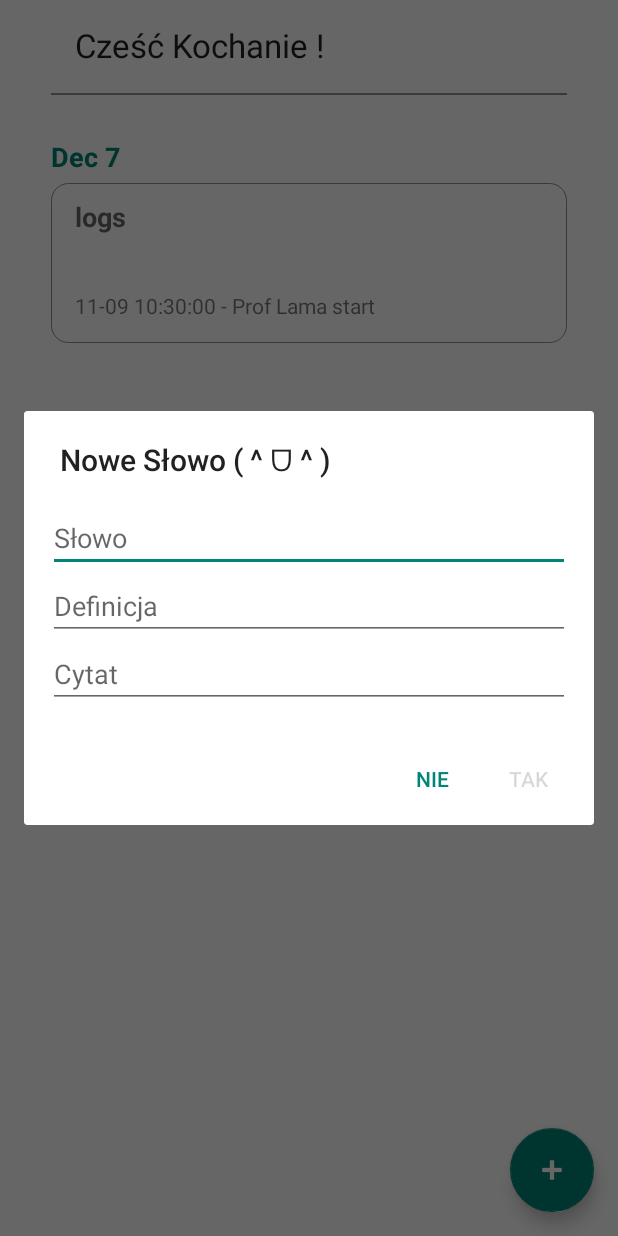
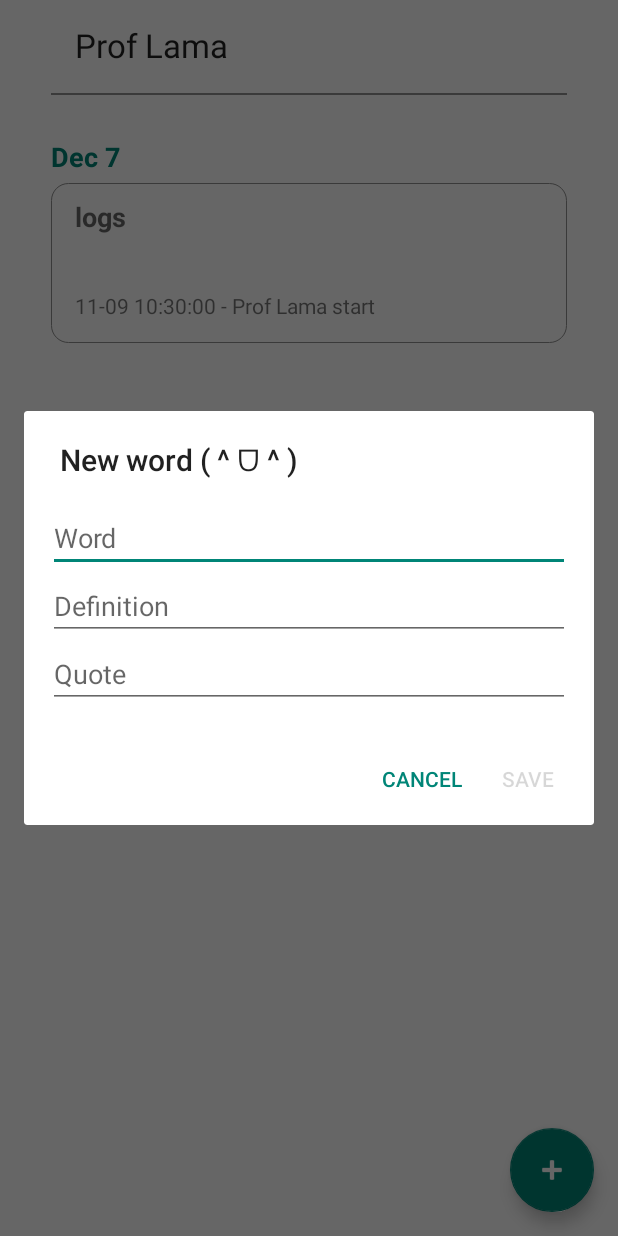
Before and after one commit to OresteVisari/prof-lama, an Android app: the screen it shows after launch (MainActivity), after a tap on an icon or button, on a phone screen of 412 x 824 dp. Run offline under Robolectric (Android 15) with nearby library versions, the light colour scheme and no system bars; 1 other tap on this screen came first.

Commit message:
Add support of EN and FR

```diff
--- a/app/src/main/java/fr/pbenoit/proflama/dialogs/AddNoteDialog.java
+++ b/app/src/main/java/fr/pbenoit/proflama/dialogs/AddNoteDialog.java
@@ -32,13 +32,13 @@ public class AddNoteDialog extends AppCompatDialogFragment {
 
         builder.setView(view)
                 .setTitle(ProfLama.getAppContext().getText(R.string.addDialogTitle))
-                .setNegativeButton(ProfLama.getAppContext().getText(R.string.no), new DialogInterface.OnClickListener() {
+                .setNegativeButton(ProfLama.getAppContext().getText(R.string.cancel), new DialogInterface.OnClickListener() {
                     @Override
                     public void onClick(DialogInterface dialogInterface, int i) {
 
                     }
                 })
-                .setPositiveButton(ProfLama.getAppContext().getText(R.string.yes), new DialogInterface.OnClickListener() {
+                .setPositiveButton(ProfLama.getAppContext().getText(R.string.save), new DialogInterface.OnClickListener() {
                     @Override
                     public void onClick(DialogInterface dialogInterface, int i) {
                         String title = editTextTitle.getText().toString();
--- a/app/src/main/java/fr/pbenoit/proflama/dialogs/UpdateNoteDialog.java
+++ b/app/src/main/java/fr/pbenoit/proflama/dialogs/UpdateNoteDialog.java
@@ -47,7 +47,7 @@ public class UpdateNoteDialog extends AppCompatDialogFragment {
 
         builder.setView(view)
                 .setTitle(R.string.updateDialogTitle)
-                .setNegativeButton(R.string.no, new DialogInterface.OnClickListener() {
+                .setNegativeButton(R.string.cancel, new DialogInterface.OnClickListener() {
                     @Override
                     public void onClick(DialogInterface dialogInterface, int i) {
 
@@ -59,7 +59,7 @@ public class UpdateNoteDialog extends AppCompatDialogFragment {
                         listener.deleteNote(indexNoteToUpdate);
                     }
                 })
-                .setPositiveButton(R.string.yes, new DialogInterface.OnClickListener() {
+                .setPositiveButton(R.string.save, new DialogInterface.OnClickListener() {
                     @Override
                     public void onClick(DialogInterface dialogInterface, int i) {
                         String title = editTextTitle.getText().toString();
--- a/app/src/main/res/values/strings.xml
+++ b/app/src/main/res/values/strings.xml
@@ -2,32 +2,29 @@
     <!-- Global -->
     <string name="app_name">Prof Lama</string>
 
-    <string name="yes">Tak</string>
-    <string name="no">Nie</string>
+    <!-- Main screen -->
+    <string name="mainScreenTitle">Prof Lama</string>
 
-    <string name="word">Słowo</string>
-    <string name="definition">Definicja</string>
-    <string name="quote">Cytat</string>
+    <!-- Add and update -->
+    <string name="save">Save</string>
+    <string name="cancel">Cancel</string>
 
-    <!-- Main screen -->
-    <string name="mainScreenTitle">Cześć Kochanie !</string>
-
+    <string name="word">Word</string>
+    <string name="definition">Definition</string>
+    <string name="quote">Quote</string>
 
     <!-- Add word -->
-    <string name="addDialogTitle">Nowe Słowo   ( ^ ᗜ ^ )</string>
-
+    <string name="addDialogTitle">New word   ( ^ ᗜ ^ )</string>
 
     <!-- Update dialog -->
-    <string name="updateDialogTitle">Edytuj swoje słowo   ( ° ᗜ ° )</string>
-    <string name="updateDialogDelete">Usuń</string>
-
+    <string name="updateDialogTitle">Edit your word   ( ° ᗜ ° )</string>
+    <string name="updateDialogDelete">Delete</string>
 
     <!-- Notifications -->
-    <string name="pushNotificationNewTitleContent">Dodano nowe słowo: </string>
-    <string name="dailyNotificationContent">Poświęć 5 minut na przejrzenie kilku słów ;)</string>
-    <string name="dailyNotificationWhenWordWasAddedContent">Nauczyłeś się dzisiaj %d słów. Czas na recenzję :)</string>
-    <string name="weeklyNotificationContent">Brawo ! Nauczyłeś się %d nowych słów w tym tygodniu</string>
-
+    <string name="pushNotificationNewTitleContent">New word added: </string>
+    <string name="dailyNotificationContent">Take 5 minutes to review few words ;)</string>
+    <string name="dailyNotificationWhenWordWasAddedContent">You learned %d words today. It\' time to review :)</string>
+    <string name="weeklyNotificationContent">Well done! You learned %d new words this week =D</string>
 
     <!-- IMAGES -->
     <string name="lamaIcon">lamaIcon</string>
```
Also changed, not shown: 2 other files.
